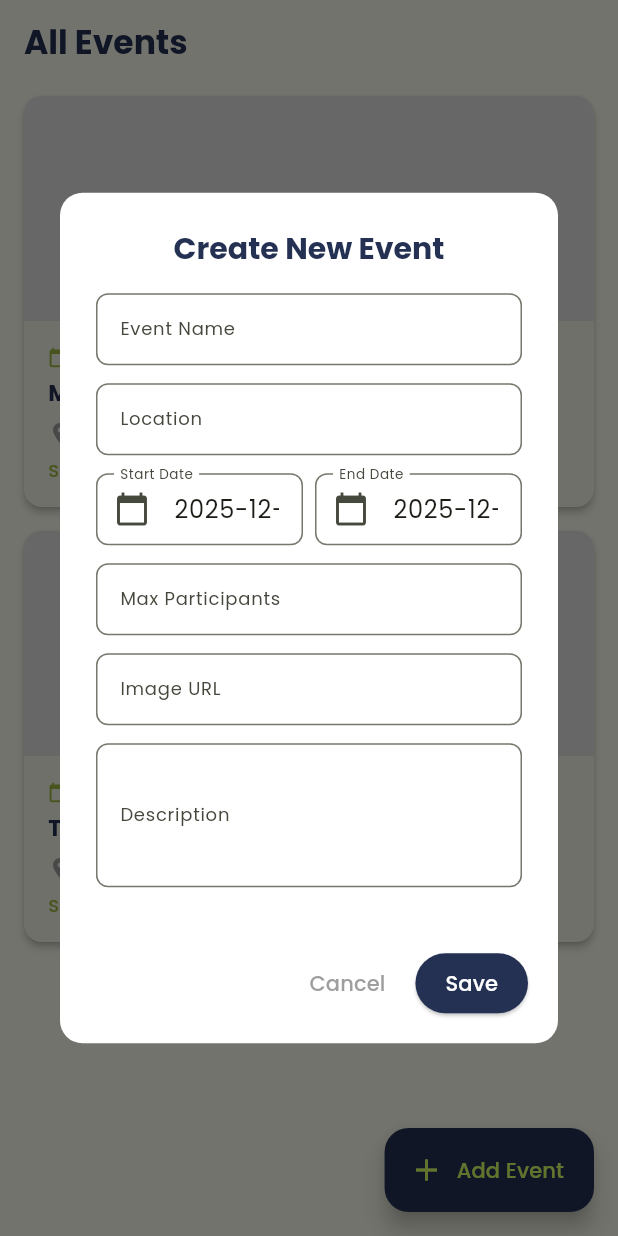
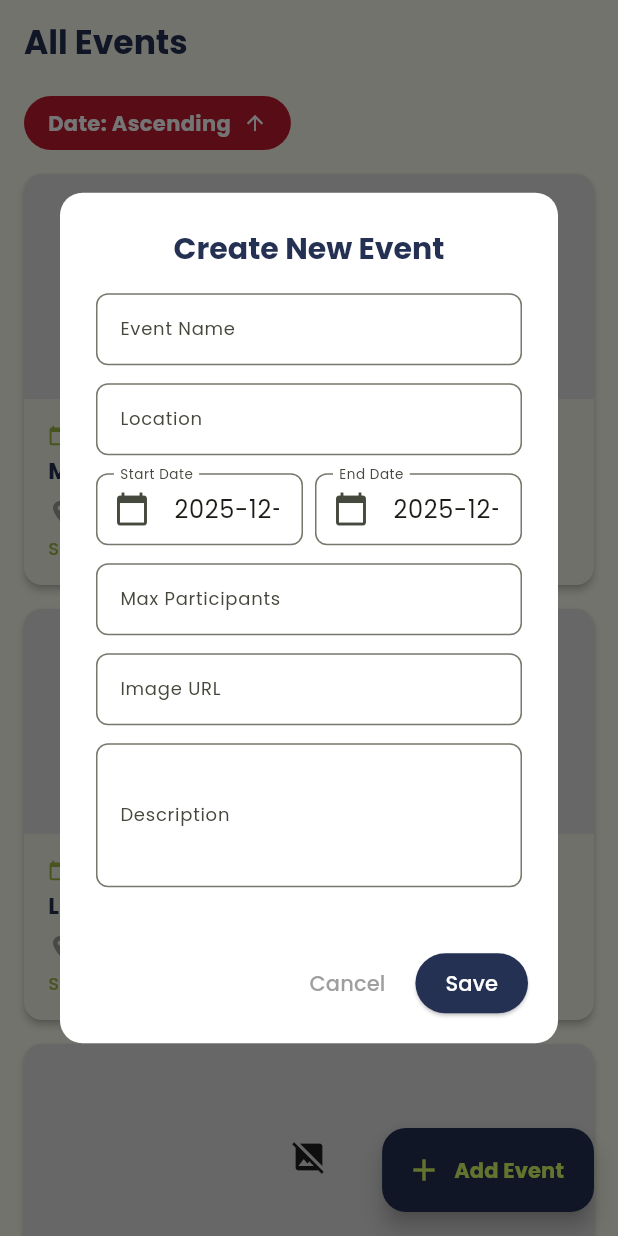
Before and after one commit to pbp-kelompok-A06/netly-mobile, a Flutter app: the screen it shows after launch, after a tap on "Add Event", on a phone screen of 412 x 824 dp. Run offline on Flutter 3.47's test engine with Material 3 defaults, Android fonts, the phone set to English and light mode, and no system bars; missing offline and left inert: pbp_django_auth; network calls fail.

Commit message:
sorting button ui

```diff
--- a/lib/modules/auth/screen/login_page.dart
+++ b/lib/modules/auth/screen/login_page.dart
@@ -116,7 +116,6 @@ class _LoginPageState extends State<LoginPage>{
                                 if (request.loggedIn){
 
                                   request.jsonData['userData'] = response['data'];
-
                                   // if (context.mounted){
                                   //   Navigator.pushReplacement(
                                   //     context,
--- a/lib/modules/event/screen/event_page.dart
+++ b/lib/modules/event/screen/event_page.dart
@@ -14,6 +14,13 @@ class EventPage extends StatefulWidget {
 }
 
 class _EventPageState extends State<EventPage> {
+  final Color _primaryBlue = const Color(0xFF243153);
+  final Color _accentGreen = const Color(0xFFD7FC64);
+  final Color _redFilter = const Color(0xFFC01B2E);
+
+  // sorting: true = ascending (terlama -> terbaru), false = descending
+  bool _isAscending = true;
+
   // dummy data untuk cek tampilan
   final List<EventEntry> dummyEvents = [
     EventEntry(
@@ -38,7 +45,38 @@ class _EventPageState extends State<EventPage> {
       maxParticipants: 20,
       participantCount: 20,
     ),
+    EventEntry(
+      id: "3",
+      name: "Latihan Rutin Pagi",
+      description: "Latihan fisik dan teknik dasar.",
+      location: "GOR Sumantri",
+      startDate: DateTime.now().add(const Duration(days: 1)), // Besok (Paling cepat)
+      endDate: DateTime.now().add(const Duration(days: 1)),
+      imageUrl: "https://via.placeholder.com/150",
+      maxParticipants: 8,
+      participantCount: 2,
+    ),
   ];
+
+  @override
+  void initState() {
+    super.initState();
+    // default sortnya ascending
+    _sortEvents();
+  }
+
+  // untuk handle sorting event berdasarkan tanggal
+  void _sortEvents() {
+    setState(() {
+      if (_isAscending) {
+        // ascending: tanggal kecil (lama) ke besar (baru)
+        dummyEvents.sort((a, b) => a.startDate.compareTo(b.startDate));
+      } else {
+        // descending: tanggal besar (baru) ke kecil (lama)
+        dummyEvents.sort((b, a) => a.startDate.compareTo(b.startDate));
+      }
+    });
+  }
 
   @override
   Widget build(BuildContext context) {
@@ -50,17 +88,72 @@ class _EventPageState extends State<EventPage> {
         foregroundColor: const Color(0xFF243153),
       ),
 
-      body: ListView.builder(
-        itemCount: dummyEvents.length,
-        itemBuilder: (context, index) {
-          return EventCard(event: dummyEvents[index]);
-        },
+      body: Column(
+        crossAxisAlignment: CrossAxisAlignment.start,
+        children: [
+          // button untuk filter
+          Padding(
+            padding: const EdgeInsets.symmetric(horizontal: 16.0, vertical: 8.0),
+            child: InkWell(
+              onTap: () {
+                // status sorting berubah saat diklik
+                setState(() {
+                  _isAscending = !_isAscending;
+                  _sortEvents(); // panggil fungsi sort
+                });
+
+                ScaffoldMessenger.of(context).showSnackBar(
+                  SnackBar(
+                    content: Text(_isAscending ? "Urutan: Terlama ke Terbaru" : "Urutan: Terbaru ke Terlama"),
+                    duration: const Duration(seconds: 1),
+                  ),
+                );
+              },
+              child: Container(
+                padding: const EdgeInsets.symmetric(horizontal: 16, vertical: 8),
+                decoration: BoxDecoration(
+                  color: _redFilter,
+                  borderRadius: BorderRadius.circular(20),
+                ),
+                child: Row(
+                  mainAxisSize: MainAxisSize.min, // supaya lebar container ngikutin isi
+                  children: [
+                    Text(
+                      "Date: ${_isAscending ? 'Ascending' : 'Descending'}",
+                      style: const TextStyle(
+                        color: Colors.white,
+                        fontWeight: FontWeight.bold,
+                        fontSize: 14,
+                      ),
+                    ),
+                    const SizedBox(width: 8),
+                    Icon(
+                      _isAscending ? Icons.arrow_upward : Icons.arrow_downward,
+                      color: Colors.white,
+                      size: 16,
+                    ),
+                  ],
+                ),
+              ),
+            ),
+          ),
+
+          // pake expanded karena listview butuh parent dengan ukuran terbatas
+          Expanded(
+            child: ListView.builder(
+              padding: const EdgeInsets.only(bottom: 80),
+              itemCount: dummyEvents.length,
+              itemBuilder: (context, index) {
+                return EventCard(event: dummyEvents[index]);
+              },
+            ),
+          ),
+        ],
       ),
 
-      // Add New Event Button
+      // Add New Event button
       floatingActionButton: FloatingActionButton.extended(
         onPressed: () {
-          //  showDialog -> buat pop up form add event (jadi ga pindah halaman)
           showDialog(
             context: context,
             builder: (BuildContext context) {
@@ -68,10 +161,10 @@ class _EventPageState extends State<EventPage> {
             },
           );
         },
-        label: const Text('Add Event'),
+        label: const Text('Add Event', style: TextStyle(fontWeight: FontWeight.bold)),
         icon: const Icon(Icons.add),
-        backgroundColor: const Color(0xFF243153),
-        foregroundColor: const Color(0xFFD7FC64),
+        backgroundColor: _primaryBlue,
+        foregroundColor: _accentGreen,
       ),
     );
   }
```
